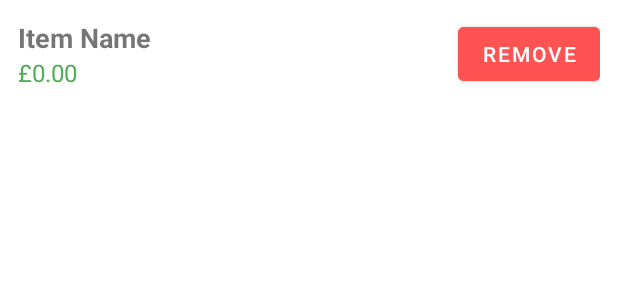
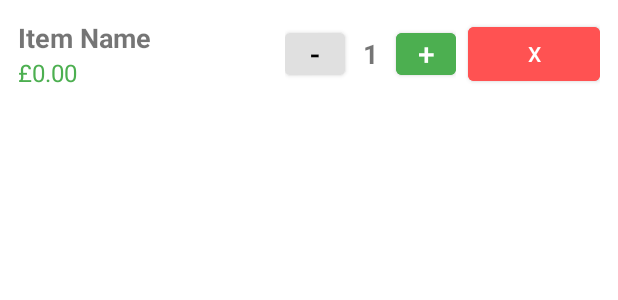
Before and after one commit to Reuben1738/Smart-Cafe, an Android app: the layout item_cart.xml on its own in the app's theme, with its tools: preview values and no code run, on a phone screen of 412 x 824 dp. Shown: the top 300 px of the screen. Run offline under Robolectric (Android 15) with nearby library versions, the phone set to English and light mode, and no system bars.

Commit message:
Added App logo and cart quantity controls

```diff
--- a/app/src/main/res/layout/item_cart.xml
+++ b/app/src/main/res/layout/item_cart.xml
@@ -30,11 +30,50 @@
             android:textSize="16sp" />
     </LinearLayout>
 
+    <!-- Quantity Controls -->
+    <LinearLayout
+        android:layout_width="wrap_content"
+        android:layout_height="wrap_content"
+        android:orientation="horizontal"
+        android:gravity="center_vertical">
+
+        <Button
+            android:id="@+id/btnMinus"
+            android:layout_width="40dp"
+            android:layout_height="40dp"
+            android:text="-"
+            android:textSize="20sp"
+            android:padding="0dp"
+            android:backgroundTint="#E0E0E0"
+            android:textColor="#000000"/>
+
+        <TextView
+            android:id="@+id/tvQuantity"
+            android:layout_width="wrap_content"
+            android:layout_height="wrap_content"
+            android:text="1"
+            android:textSize="18sp"
+            android:textStyle="bold"
+            android:paddingHorizontal="12dp" />
+
+        <Button
+            android:id="@+id/btnPlus"
+            android:layout_width="40dp"
+            android:layout_height="40dp"
+            android:text="+"
+            android:textSize="20sp"
+            android:padding="0dp"
+            android:backgroundTint="#4CAF50"
+            android:textColor="#FFFFFF"/>
+    </LinearLayout>
+
+    <!-- Remove Item Button -->
     <Button
         android:id="@+id/btnRemoveItem"
         android:layout_width="wrap_content"
         android:layout_height="wrap_content"
-        android:text="Remove"
+        android:text="X"
+        android:layout_marginStart="8dp"
         android:backgroundTint="#FF5252" />
 
 </LinearLayout>
```
Also changed, not shown: app/src/main/java/com/example/smartcafe/CartActivity.kt (+4 -4 lines), app/src/main/java/com/example/smartcafe/CartAdapter.kt (+31 -7 lines), app/src/main/java/com/example/smartcafe/CartManager.kt (+15 -9 lines), app/src/main/res/layout/activity_main.xml (+11 -8 lines), app/src/main/res/drawable/logo.png (added).
